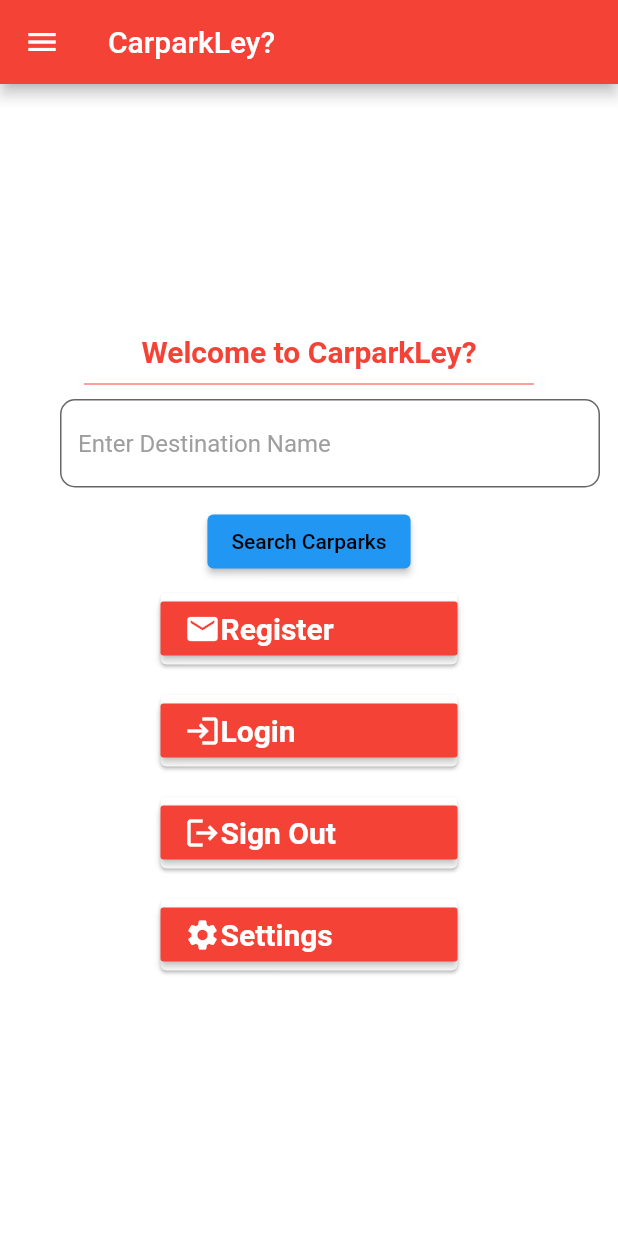
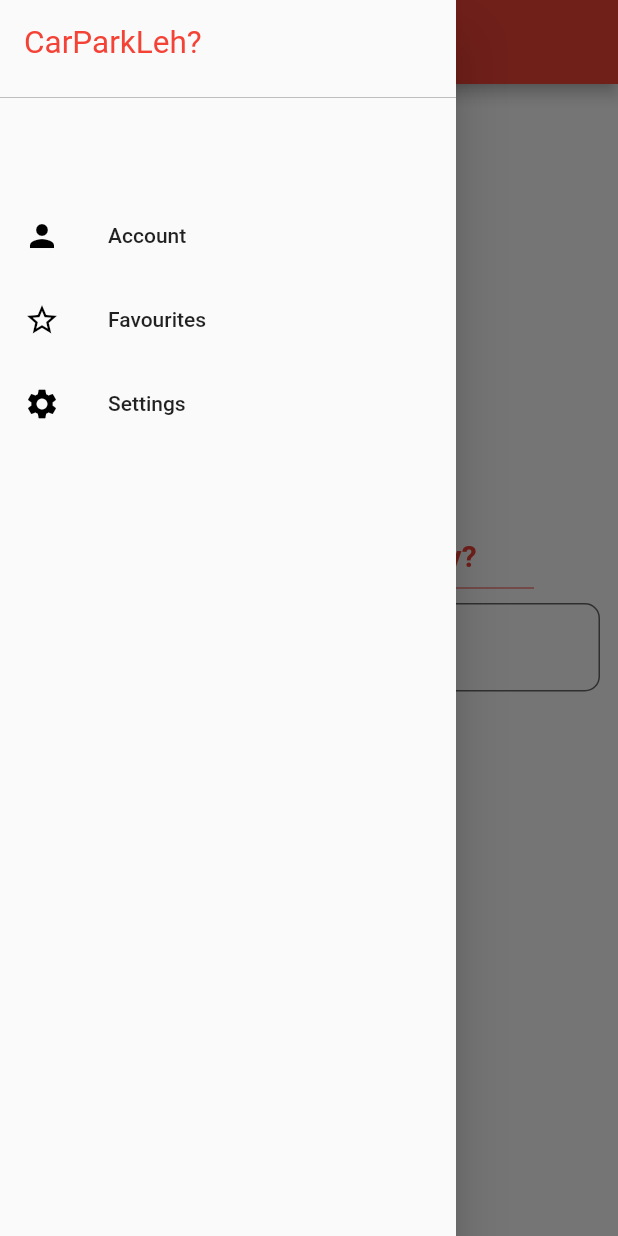
Before and after one commit to WillisYangg/CarparkLey-, a Flutter app: the screen it shows after launch, with the side drawer open (before the commit the screen has no drawer), on a phone screen of 412 x 824 dp. Run offline on Flutter 3.47's test engine with Material 2 defaults, Android fonts, the phone set to English and light mode, and no system bars; our stand-ins replace cloud_firestore, dio, firebase_auth, firebase_core, flutter_spinkit, geolocator and 3 more; missing offline and left inert: dart:ffi, flutter_google_places_hoc081098, flutter_polyline_points, google_maps_webservice, maps_launcher; accounts and stored records are empty.

Commit message:
added side navigation bar

```diff
--- a/lib/main.dart
+++ b/lib/main.dart
@@ -1,6 +1,7 @@
 //@dart = 2.9
 import 'package:carparkley/screens/error_screen.dart';
 import 'package:carparkley/screens/google_maps_directions_screen.dart';
+import 'package:carparkley/screens/login_register/sign_out_page.dart';
 import 'package:firebase_core/firebase_core.dart';
 import 'screens/carpark_info_screen.dart';
 import 'package:flutter/material.dart';
@@ -33,7 +34,8 @@ class MainPage extends StatelessWidget {
         ResultsPage.id: (context) => ResultsPage(),
         DestLoadingPage.id: (context) => DestLoadingPage(),
         GoogleMapsPage.id: (context) => GoogleMapsPage(),
-        ErrorScreen.id: (context) => ErrorScreen()
+        ErrorScreen.id: (context) => ErrorScreen(),
+        SignOutPage.id: (context) => SignOutPage()
       },
     );
   }
--- a/lib/screens/home_page.dart
+++ b/lib/screens/home_page.dart
@@ -1,5 +1,6 @@
 import 'package:carparkley/screens/login_register/login_page.dart';
 import 'package:carparkley/main.dart';
+import 'package:carparkley/screens/navigation_bar_screen.dart';
 import 'package:carparkley/screens/results_page.dart';
 import 'package:carparkley/screens/settings_screen.dart';
 import 'package:carparkley/services/get_distance.dart';
@@ -83,10 +84,10 @@ class _HomePageState extends State<HomePage> {
     return Scaffold(
       backgroundColor: Colors.white,
       appBar: AppBar(
-        leading: Icon(Icons.menu),
         title: Text('CarparkLey?'),
         backgroundColor: Colors.red,
       ),
+      drawer: Sidenav(isloggedin),
       body: Center(
         child: SingleChildScrollView(
           scrollDirection: Axis.vertical,
@@ -145,92 +146,92 @@ class _HomePageState extends State<HomePage> {
                             {print('Nothing was entered!')}
                         }),
               ),
-              Card(
-                margin: EdgeInsets.symmetric(vertical: 10.0, horizontal: 107.0),
-                child: RaisedButton(
-                  color: Colors.red,
-                  onPressed: () {
-                    Navigator.pushNamed(context, RegisterPage.id);
-                  },
-                  child: Row(children: [
-                    Icon(
-                      Icons.mail,
-                      color: Colors.white,
-                    ),
-                    Text('Register',
-                        style: TextStyle(
-                          color: Colors.white,
-                          fontSize: 20.0,
-                          fontWeight: FontWeight.bold,
-                        )),
-                  ]),
-                ),
-              ),
-              Card(
-                //default card color is white
-                margin: EdgeInsets.symmetric(vertical: 10.0, horizontal: 107.0),
-                child: RaisedButton(
-                  color: Colors.red,
-                  onPressed: () {
-                    Navigator.pushNamed(context, LoginPage.id);
-                  },
-                  child: Row(children: [
-                    Icon(
-                      Icons.login,
-                      color: Colors.white,
-                    ),
-                    Text('Login',
-                        style: TextStyle(
-                          color: Colors.white,
-                          fontSize: 20.0,
-                          fontWeight: FontWeight.bold,
-                        )),
-                  ]),
-                ),
-              ),
-              Card(
-                margin: EdgeInsets.symmetric(vertical: 10.0, horizontal: 107.0),
-                child: RaisedButton(
-                  color: Colors.red,
-                  onPressed: () {
-                    _auth.signOut();
-                  },
-                  child: Row(children: [
-                    Icon(
-                      Icons.logout,
-                      color: Colors.white,
-                    ),
-                    Text('Sign Out',
-                        style: TextStyle(
-                          color: Colors.white,
-                          fontSize: 20.0,
-                          fontWeight: FontWeight.bold,
-                        )),
-                  ]),
-                ),
-              ),
-              Card(
-                //default card color is white
-                margin: EdgeInsets.symmetric(vertical: 10.0, horizontal: 107.0),
-                child: RaisedButton(
-                  color: Colors.red,
-                  onPressed: () {
-                    Navigator.pushNamed(context, SettingsScreen.id);
-                  },
-                  child: Row(children: [
-                    Icon(
-                      Icons.settings,
-                      color: Colors.white,
-                    ),
-                    Text('Settings',
-                        style: TextStyle(
-                          color: Colors.white,
-                          fontSize: 20.0,
-                          fontWeight: FontWeight.bold,
-                        )),
-                  ]),
-                ),
-              ),
+              // Card(
+              //   margin: EdgeInsets.symmetric(vertical: 10.0, horizontal: 107.0),
+              //   child: RaisedButton(
+              //     color: Colors.red,
+              //     onPressed: () {
+              //       Navigator.pushNamed(context, RegisterPage.id);
+              //     },
+              //     child: Row(children: [
+              //       Icon(
+              //         Icons.mail,
+              //         color: Colors.white,
+              //       ),
+              //       Text('Register',
+              //           style: TextStyle(
+              //             color: Colors.white,
+              //             fontSize: 20.0,
+              //             fontWeight: FontWeight.bold,
+              //           )),
+              //     ]),
+              //   ),
+              // ),
+              // Card(
+              //   //default card color is white
+              //   margin: EdgeInsets.symmetric(vertical: 10.0, horizontal: 107.0),
+              //   child: RaisedButton(
+              //     color: Colors.red,
+              //     onPressed: () {
+              //       Navigator.pushNamed(context, LoginPage.id);
+              //     },
+              //     child: Row(children: [
+              //       Icon(
+              //         Icons.login,
+              //         color: Colors.white,
+              //       ),
+              //       Text('Login',
+              //           style: TextStyle(
+              //             color: Colors.white,
+              //             fontSize: 20.0,
+              //             fontWeight: FontWeight.bold,
+              //           )),
+              //     ]),
+              //   ),
+              // ),
+              // Card(
+              //   margin: EdgeInsets.symmetric(vertical: 10.0, horizontal: 107.0),
+              //   child: RaisedButton(
+              //     color: Colors.red,
+              //     onPressed: () {
+              //       _auth.signOut();
+              //     },
+              //     child: Row(children: [
+              //       Icon(
+              //         Icons.logout,
+              //         color: Colors.white,
+              //       ),
+              //       Text('Sign Out',
+              //           style: TextStyle(
+              //             color: Colors.white,
+              //             fontSize: 20.0,
+              //             fontWeight: FontWeight.bold,
+              //           )),
+              //     ]),
+              //   ),
+              // ),
+              // Card(
+              //   //default card color is white
+              //   margin: EdgeInsets.symmetric(vertical: 10.0, horizontal: 107.0),
+              //   child: RaisedButton(
+              //     color: Colors.red,
+              //     onPressed: () {
+              //       Navigator.pushNamed(context, SettingsScreen.id);
+              //     },
+              //     child: Row(children: [
+              //       Icon(
+              //         Icons.settings,
+              //         color: Colors.white,
+              //       ),
+              //       Text('Settings',
+              //           style: TextStyle(
+              //             color: Colors.white,
+              //             fontSize: 20.0,
+              //             fontWeight: FontWeight.bold,
+              //           )),
+              //     ]),
+              //   ),
+              // ),
             ],
           ),
         ),
--- /dev/null
+++ b/lib/screens/login_register/sign_out_page.dart
@@ -0,0 +1,48 @@
+import 'package:firebase_auth/firebase_auth.dart';
+import 'package:flutter/material.dart';
+
+class SignOutPage extends StatefulWidget {
+  static String id = "signout_screen";
+  @override
+  _SignOutPageState createState() => _SignOutPageState();
+}
+
+class _SignOutPageState extends State<SignOutPage> {
+  final FirebaseAuth _auth = FirebaseAuth.instance;
+
+  @override
+  Widget build(BuildContext context) {
+    return Scaffold(
+      appBar: AppBar(
+        title: Text('Sign Out'),
+        backgroundColor: Colors.red,
+      ),
+      body: Center(
+        child: Column(mainAxisAlignment: MainAxisAlignment.center, children: [
+          Container(
+            height: 50.0,
+            width: 200.0,
+            child: RaisedButton(
+              color: Colors.red,
+              onPressed: () {
+                _auth.signOut();
+              },
+              child: Row(children: [
+                Icon(
+                  Icons.logout,
+                  color: Colors.white,
+                ),
+                Text('Sign Out',
+                    style: TextStyle(
+                      color: Colors.white,
+                      fontSize: 20.0,
+                      fontWeight: FontWeight.bold,
+                    )),
+              ]),
+            ),
+          ),
+        ]),
+      ),
+    );
+  }
+}
--- /dev/null
+++ b/lib/screens/navigation_bar_screen.dart
@@ -0,0 +1,69 @@
+import 'package:firebase_auth/firebase_auth.dart';
+import 'package:flutter/cupertino.dart';
+import 'package:flutter/material.dart';
+import 'home_page.dart' as homepage;
+import 'login_register/login_page.dart';
+import 'login_register/login_page.dart';
+import 'login_register/sign_out_page.dart';
+import 'settings_screen.dart';
+
+class Sidenav extends StatelessWidget {
+  bool isloggedin;
+  Sidenav(this.isloggedin);
+  @override
+  Widget build(BuildContext context) {
+    return Drawer(
+      child: ListView(
+        children: [
+          Padding(
+            padding: EdgeInsets.all(16.0),
+            child: Text('CarParkLeh?',
+                style: TextStyle(color: Colors.red, fontSize: 21)),
+          ),
+          Divider(color: Colors.grey.shade400),
+          ListTile(
+            hoverColor: Colors.grey.shade400,
+          ),
+          ListTile(
+            hoverColor: Colors.grey.shade400,
+            onTap: () {
+              if (isloggedin == false) {
+                Navigator.pushNamed(context, LoginPage.id);
+              } else {
+                Navigator.pushNamed(context, SignOutPage.id);
+              }
+            },
+            leading: Icon(
+              Icons.person,
+              color: Colors.black,
+            ),
+            title: Text("Account"),
+          ),
+          ListTile(
+            hoverColor: Colors.grey.shade400,
+            onTap: () {
+              Navigator.pushNamed(
+                  context, SignOutPage.id); // need to change to favourite
+            },
+            leading: Icon(
+              Icons.star_border_outlined,
+              color: Colors.black,
+            ),
+            title: Text("Favourites"),
+          ),
+          ListTile(
+            hoverColor: Colors.grey.shade400,
+            onTap: () {
+              Navigator.pushNamed(context, SettingsScreen.id);
+            },
+            leading: Icon(
+              Icons.settings,
+              color: Colors.black,
+            ),
+            title: Text("Settings"),
+          ),
+        ],
+      ),
+    );
+  }
+}
```
